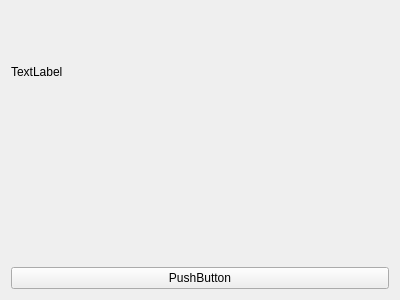
Above: Sources/Forms/mainwindow.ui from wp19991/learn_qt before the change. Below: the same form after it.
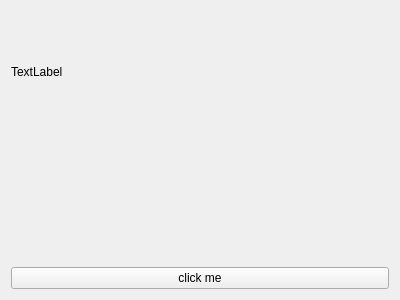
That is the form after the change. Icons and pictures are not drawn.

```diff
--- a/Sources/Forms/mainwindow.ui
+++ b/Sources/Forms/mainwindow.ui
@@ -31,7 +31,7 @@
    <item>
     <widget class="QPushButton" name="pushButton">
      <property name="text">
-      <string>PushButton</string>
+      <string>click me</string>
      </property>
     </widget>
    </item>
```
